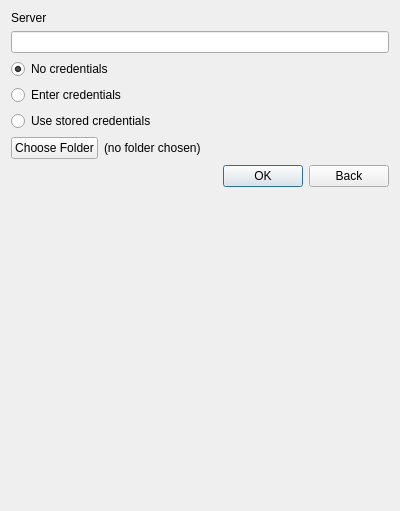
First picture: the form in meg_runtime/ui/clonepanel.ui, repository ibedard16/Runtime, before the edit.
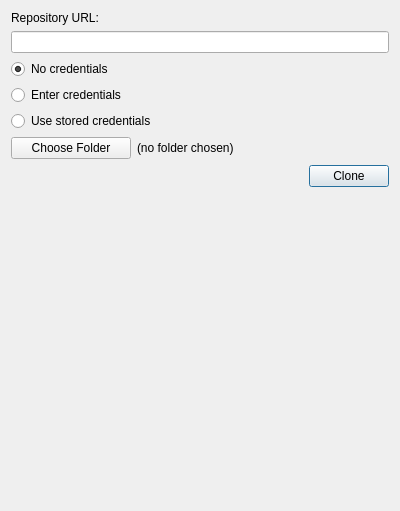
Second picture: the form after the edit.

Commit message: Fix some minor UI issues and refactor some components

The edit to the form file:
```diff
--- a/meg_runtime/ui/clonepanel.ui
+++ b/meg_runtime/ui/clonepanel.ui
@@ -13,11 +13,11 @@
   <property name="windowTitle">
    <string/>
   </property>
-  <layout class="QVBoxLayout" name="verticalLayout" stretch="0,0,0,0,0,0,0,0">
+  <layout class="QVBoxLayout" name="verticalLayout">
    <item>
     <widget class="QLabel" name="serverLabel">
      <property name="text">
-      <string>Server</string>
+      <string>Repository URL:</string>
      </property>
     </widget>
    </item>
@@ -49,9 +49,34 @@
     </widget>
    </item>
    <item>
+    <widget class="QWidget" name="horizontalLayoutWidget" native="true">
     <layout class="QHBoxLayout" name="horizontalLayout_2">
+      <property name="leftMargin">
+       <number>0</number>
+      </property>
+      <property name="topMargin">
+       <number>0</number>
+      </property>
+      <property name="rightMargin">
+       <number>0</number>
+      </property>
+      <property name="bottomMargin">
+       <number>0</number>
+      </property>
      <item>
       <widget class="QPushButton" name="chooseFolderButton">
+        <property name="sizePolicy">
+         <sizepolicy hsizetype="MinimumExpanding" vsizetype="Fixed">
+          <horstretch>0</horstretch>
+          <verstretch>0</verstretch>
+         </sizepolicy>
+        </property>
+        <property name="maximumSize">
+         <size>
+          <width>120</width>
+          <height>16777215</height>
+         </size>
+        </property>
        <property name="text">
         <string>Choose Folder</string>
        </property>
@@ -59,29 +84,23 @@
      </item>
      <item>
       <widget class="QLabel" name="chosenDirectoryLabel">
+        <property name="sizePolicy">
+         <sizepolicy hsizetype="Expanding" vsizetype="Preferred">
+          <horstretch>0</horstretch>
+          <verstretch>0</verstretch>
+         </sizepolicy>
+        </property>
        <property name="text">
         <string>(no folder chosen)</string>
        </property>
       </widget>
      </item>
-     <item>
-      <spacer name="horizontalSpacer_3">
-       <property name="orientation">
-        <enum>Qt::Horizontal</enum>
-       </property>
-       <property name="sizeHint" stdset="0">
-        <size>
-         <width>40</width>
-         <height>20</height>
-        </size>
-       </property>
-      </spacer>
-     </item>
-    </layout>
+     </layout>
+    </widget>
    </item>
    <item>
-    <widget class="QWidget" name="horizontalLayoutWidget" native="true">
-     <layout class="QHBoxLayout" name="horizontalLayout" stretch="0,0,0">
+    <widget class="QWidget" name="horizontalLayoutWidget_2" native="true">
+     <layout class="QHBoxLayout" name="horizontalLayout" stretch="0,0">
       <property name="leftMargin">
        <number>0</number>
       </property>
@@ -110,7 +129,7 @@
       <item>
        <widget class="QPushButton" name="okButton">
         <property name="text">
-         <string>OK</string>
+         <string>Clone</string>
         </property>
         <property name="autoDefault">
          <bool>true</bool>
@@ -123,16 +142,6 @@
         </property>
        </widget>
       </item>
-      <item>
-       <widget class="QPushButton" name="backButton">
-        <property name="text">
-         <string>Back</string>
-        </property>
-        <property name="flat">
-         <bool>false</bool>
-        </property>
-       </widget>
-      </item>
      </layout>
     </widget>
    </item>
```
Left out of the diff: 2 changed lines with no effect on the pictures. Lines whose indentation alone changed are shown as unchanged. The commit also changes 6 other files.
